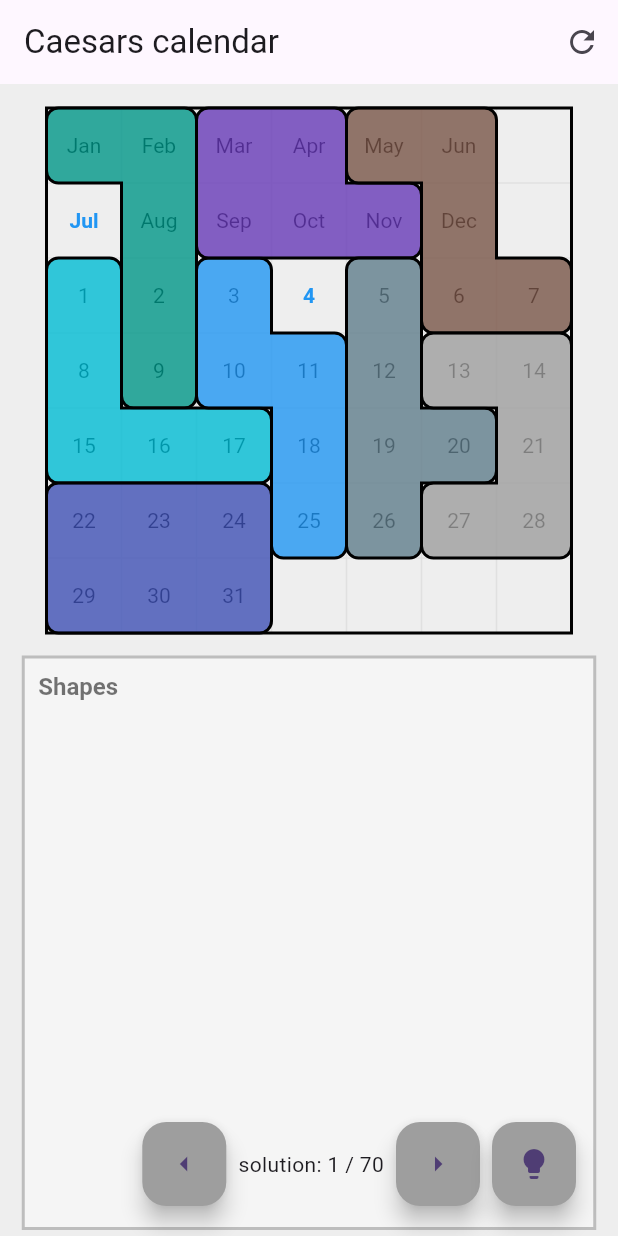
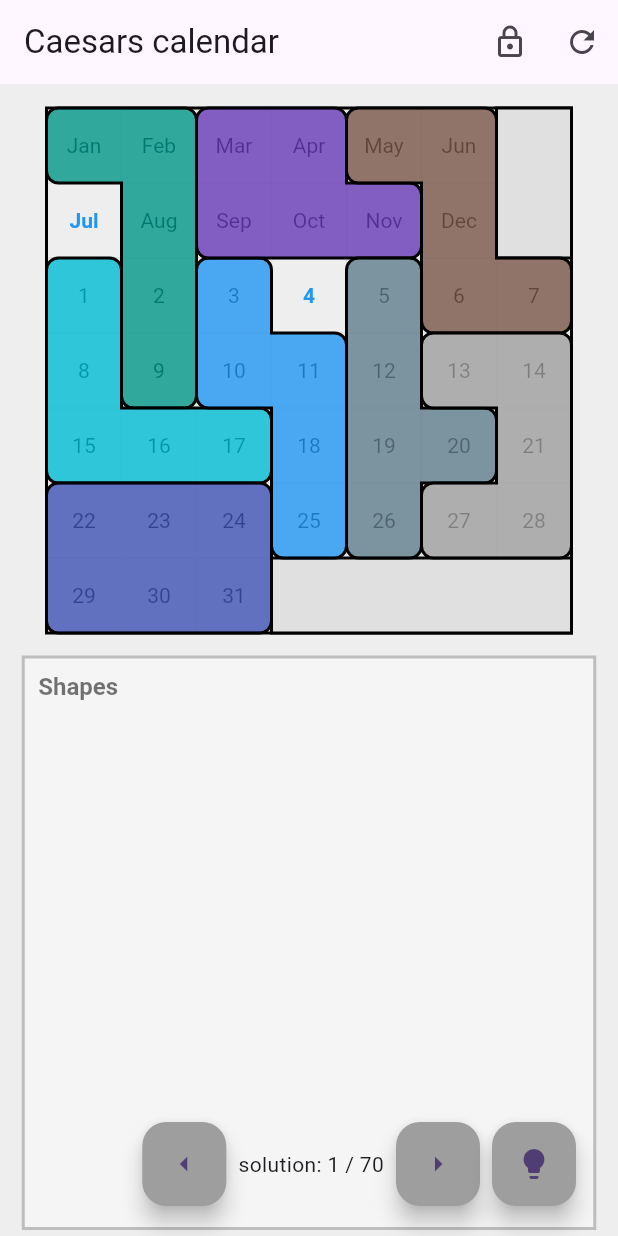
Before and after one commit to PeterOmbodi/caesar-s_calendar, a Flutter app: the screen it shows after launch, after a tap on the "lightbulb" icon, on a phone screen of 412 x 824 dp. Run offline on Flutter 3.47's test engine with Material 3 defaults, Android fonts, the phone set to English and light mode, and no system bars; our stand-ins replace bloc, flutter_bloc, freezed_annotation, get_it, injectable; generated files the repository leaves out were written again.

Commit message:
fix handling forbidden shapes lock/unlock forbidden shapes allow to change place for unlocked forbidden shapes rename isDraggable to isForbidden

```diff
--- a/lib/domain/algorithms/dancing_links/puzzle_solver.dart
+++ b/lib/domain/algorithms/dancing_links/puzzle_solver.dart
@@ -15,28 +15,23 @@ class PuzzleSolver {
   final PuzzleGrid grid;
   final List<PuzzlePieceDto> pieces;
   final DateTime date;
+  late Iterable<Cell> forbiddenCells;
 
   PuzzleSolver({
     required this.grid,
     required this.pieces,
     required this.date,
-  });
+  }) : forbiddenCells = pieces.where((e) => e.isForbidden).map((e) => e.cells).expand((e) => e);
 
   /// Build the list of constraints (columns) for the exact cover problem.
   /// Here we assume that each grid cell (except those that must remain free) gets an identifier
   /// in the format "cell_r_c". Also, for each piece we add a constraint "piece_<id>".
   List<String> buildConstraints() {
     List<String> constraints = [];
-
     var cellIndex = 0;
     for (int row = 0; row < grid.rows; row++) {
       for (int column = 0; column < grid.columns; column++) {
-        if ((row == 0 && column == 6) ||
-            (row == 1 && column == 6) ||
-            (row == 6 && column == 3) ||
-            (row == 6 && column == 4) ||
-            (row == 6 && column == 5) ||
-            (row == 6 && column == 6)) {
+        if (forbiddenCells.contains(Cell(row, column))) {
           continue;
         }
         final isTodayLabel = cellIndex < 12 && date.month == cellIndex + 1 || cellIndex - 11 == date.day;
@@ -46,7 +41,7 @@ class PuzzleSolver {
         cellIndex++;
       }
     }
-    for (var piece in pieces.where((p) => p.isDraggable)) {
+    for (var piece in pieces.where((p) => !p.isForbidden)) {
       constraints.add('piece_${piece.id}');
     }
     return constraints;
@@ -55,11 +50,11 @@ class PuzzleSolver {
   /// Generate candidate placements for a given puzzle piece.
   List<PlacementDto> generatePlacementsForPiece(PuzzlePieceDto piece) {
     List<PlacementDto> placements = [];
-    final Set<Cell> forbidden = buildForbiddenCells();
+    final Set<Cell> forbidden = forbiddenCells.toSet();
     final Set<Cell> dateCells = buildDateCells();
     final Set<String> placementSignatures = {};
     // debugPrint('generatePlacementsForPiece, forbidden: $forbidden');
-    // debugPrint('generatePlacementsForPiece, free: $dateCells');
+    // debugPrint('generatePlacementsForPiece, dateCells: $dateCells');
     for (int rot = 0; rot < 4; rot++) {
       for (bool flip in [false, true]) {
         for (int row = 0; row < grid.rows; row++) {
@@ -86,30 +81,13 @@ class PuzzleSolver {
     return placements;
   }
 
-  /// Build a set of forbidden cells.
-  Set<Cell> buildForbiddenCells() {
-    Set<Cell> forbidden = {};
-    for (var item in pieces.where((e) => !e.isDraggable)) {
-      for (var cell in item.cells) {
-        forbidden.add(cell);
-      }
-    }
-    return forbidden;
-  }
-
   /// Build a set of cells that must remain free
   Set<Cell> buildDateCells() {
     Set<Cell> free = {};
     var cellIndex = 0;
     for (int row = 0; row < grid.rows; row++) {
       for (int column = 0; column < grid.columns; column++) {
-        if ((row == 0 && column == 6) ||
-            (row == 1 && column == 6) ||
-            (row == 6 && column == 3) ||
-            (row == 6 && column == 4) ||
-            (row == 6 && column == 5) ||
-            (row == 6 && column == 6)) {
-          //todo could be used instead buildForbiddenCells?
+        if (forbiddenCells.contains(Cell(row, column))) {
           continue;
         }
         final isTodayLabel = cellIndex < 12 && date.month == cellIndex + 1 || cellIndex - 11 == date.day;
@@ -128,7 +106,7 @@ class PuzzleSolver {
     List<String> constraints = buildConstraints();
     var universe = DlxUniverse(constraints);
     final idToPlacement = <String, PlacementDto>{};
-    for (var piece in pieces.where((item) => item.isDraggable)) {
+    for (var piece in pieces.where((item) => !item.isForbidden)) {
       List<PlacementDto> placements = generatePlacementsForPiece(piece);
       for (var placement in placements) {
         idToPlacement[placement.id] = placement;
--- a/lib/domain/entities/puzzle_piece.dart
+++ b/lib/domain/entities/puzzle_piece.dart
@@ -12,7 +12,7 @@ class PuzzlePiece {
   double rotation;
   bool isFlipped;
   final double borderRadius;
-  final bool isDraggable;
+  final bool isForbidden;
 
   PuzzlePiece({
     required Path path,
@@ -23,7 +23,7 @@ class PuzzlePiece {
     required this.centerPoint,
     this.isFlipped = false,
     this.borderRadius = 8.0,
-    this.isDraggable = true,
+    this.isForbidden = false,
   }) : originalPath = path;
 
   void mirror() {
@@ -165,7 +165,7 @@ class PuzzlePiece {
     Offset? newPosition,
     double? newRotation,
     bool? newIsFlipped,
-    bool? newIsDraggable,
+    bool? newIsForbidden,
   }) {
     return PuzzlePiece(
       path: originalPath,
@@ -176,7 +176,7 @@ class PuzzlePiece {
       centerPoint: centerPoint,
       isFlipped: newIsFlipped ?? isFlipped,
       borderRadius: borderRadius,
-      isDraggable: newIsDraggable ?? isDraggable,
+      isForbidden: newIsForbidden ?? isForbidden,
     );
   }
 
--- a/lib/infrastructure/dancing_links/dancing_links_solver_impl.dart
+++ b/lib/infrastructure/dancing_links/dancing_links_solver_impl.dart
@@ -17,8 +17,8 @@ class DancingLinksSolverImpl implements PuzzleSolverService {
         .map((p) => PuzzlePieceDto(
             id: p.id,
             relativeCells: p.relativeCells.map((c) => [c.row, c.col]).toList(),
-            isDraggable: p.isDraggable,
-            cells: p.isDraggable ? {} : p.cells(grid.origin, grid.cellSize)))
+            isForbidden: p.isForbidden,
+            cells: !p.isForbidden ? {} : p.cells(grid.origin, grid.cellSize)))
         .toList();
     final solver = PuzzleSolver(
       grid: grid,
--- a/lib/infrastructure/dto/puzzle_piece_dto.dart
+++ b/lib/infrastructure/dto/puzzle_piece_dto.dart
@@ -3,28 +3,27 @@ import 'package:caesar_puzzle/core/models/cell.dart';
 class PuzzlePieceDto {
   final String id;
   final List<List<int>> relativeCells;
-  final bool isDraggable;
-  //todo for now cells are using to determinate !isDraggable pieces only
+  final bool isForbidden;
   final Set<Cell> cells;
 
   PuzzlePieceDto({
     required this.id,
     required this.relativeCells,
-    required this.isDraggable,
+    required this.isForbidden,
     required this.cells,
   });
 
   Map<String, dynamic> toMap() => {
     'id': id,
     'relativeCells': relativeCells,
-    'isDraggable': isDraggable,
+    'isForbidden': isForbidden,
     'cells': cells.map((c) => c.toMap()).toList(),
   };
 
   static PuzzlePieceDto fromMap(Map<String, dynamic> map) => PuzzlePieceDto(
     id: map['id'],
     relativeCells: (map['relativeCells'] as List).map<List<int>>((e) => List<int>.from(e)).toList(),
-    isDraggable: map['isDraggable'],
+    isForbidden: map['isForbidden'],
     cells: (map['cells'] as List).map((e) => Cell.fromMap(Map<String, dynamic>.from(e))).toSet(),
   );
 }
--- a/lib/presentation/pages/puzzle/bloc/puzzle_bloc.dart
+++ b/lib/presentation/pages/puzzle/bloc/puzzle_bloc.dart
@@ -18,8 +18,15 @@ part 'puzzle_state.dart';
 class PuzzleBloc extends Bloc<PuzzleEvent, PuzzleState> {
   static const double collisionTolerance = 2;
 
-  PuzzleBloc(final Size screenSize) : super(PuzzleState.initial(screenSize)) {
-    on<_Reset>((event, emit) => emit(PuzzleState.initial(screenSize)));
+  PuzzleBloc(final Size screenSize) : super(PuzzleState.initial(screenSize, [])) {
+    on<_Reset>(
+      (event, emit) => emit(
+        PuzzleState.initial(
+          screenSize,
+          state.isUnlockedForbiddenCells ? [] : state.pieces[PieceZone.grid]!.where((e) => e.isForbidden),
+        ),
+      ),
+    );
     on<_OnTapDown>(_onTapDown);
     on<_OnTapUp>(_onTapUp);
     on<_OnPanStart>(_onPanStart);
@@ -30,6 +37,8 @@ class PuzzleBloc extends Bloc<PuzzleEvent, PuzzleState> {
     on<_Solve>(_solve);
     on<_SetSolvingResults>(_setSolvingResults);
     on<_ShowSolution>(_showSolution);
+    on<_ChangeForbiddenCellsMode>(
+        (event, emit) => emit(state.copyWith(isUnlockedForbiddenCells: !state.isUnlockedForbiddenCells)));
   }
 
   PuzzlePiece? _findPieceAtPosition(Offset position) => state.pieces.values.expand((e) => e).firstWhereOrNull(
@@ -155,7 +164,7 @@ class PuzzleBloc extends Bloc<PuzzleEvent, PuzzleState> {
 
   FutureOr<void> _onTapDown(_OnTapDown event, Emitter<PuzzleState> emit) {
     final piece = _findPieceAtPosition(event.localPosition);
-    if (piece != null) {
+    if (piece != null && (!piece.isForbidden || state.isUnlockedForbiddenCells)) {
       emit(state.copyWith(selectedPiece: piece));
     }
   }
@@ -181,7 +190,7 @@ class PuzzleBloc extends Bloc<PuzzleEvent, PuzzleState> {
 
   FutureOr<void> _onPanStart(_OnPanStart event, Emitter<PuzzleState> emit) {
     final piece = _findPieceAtPosition(event.localPosition);
-    if (piece != null && piece.isDraggable) {
+    if (piece != null && (!piece.isForbidden || state.isUnlockedForbiddenCells)) {
       final pieces = Map<PieceZone, List<PuzzlePiece>>.from(state.pieces);
       final boardPieces = state.pieces[PieceZone.board];
       final boardIndex = boardPieces?.indexWhere((item) => item.id == piece.id) ?? -1;
@@ -358,7 +367,7 @@ class PuzzleBloc extends Bloc<PuzzleEvent, PuzzleState> {
 
   FutureOr<void> _onDoubleTapDown(_OnDoubleTapDown event, Emitter<PuzzleState> emit) {
     final piece = _findPieceAtPosition(event.localPosition);
-    if (piece != null) {
+    if (piece != null && (!piece.isForbidden || state.isUnlockedForbiddenCells)) {
       final flippedPiece = piece.copyWith(newIsFlipped: !piece.isFlipped);
       debugPrint('Flipping piece ${piece.id}: ${piece.isFlipped} -> ${flippedPiece.isFlipped}');
       emit(
@@ -384,7 +393,7 @@ class PuzzleBloc extends Bloc<PuzzleEvent, PuzzleState> {
 
   FutureOr<void> _setSolvingResults(_SetSolvingResults event, Emitter<PuzzleState> emit) {
     emit(state.copyWith(isSolving: false, solutions: event.solutions));
-    for (final solution in event.solutions){
+    for (final solution in event.solutions) {
       debugPrint('sol: $solution');
     }
     if (event.solutions.isNotEmpty) {
@@ -411,7 +420,7 @@ class PuzzleBloc extends Bloc<PuzzleEvent, PuzzleState> {
       ...state.pieces[PieceZone.board]!,
     ];
     final solutionIds = state.solutions[event.index];
-    final gridPieces = <PuzzlePiece>[];
+    final gridPieces = state.pieces[PieceZone.grid]!.where((e) => e.isForbidden).toList();
     for (var solution in solutionIds) {
       final params = _parsePlacementId(solution);
       if (params == null) continue;
--- a/lib/presentation/pages/puzzle/bloc/puzzle_event.dart
+++ b/lib/presentation/pages/puzzle/bloc/puzzle_event.dart
@@ -14,4 +14,5 @@ sealed class PuzzleEvent with _$PuzzleEvent {
   const factory PuzzleEvent.solve() = _Solve;
   const factory PuzzleEvent.setSolvingResults(List<List<String>> solutions) = _SetSolvingResults;
   const factory PuzzleEvent.showSolution(int index) = _ShowSolution;
+  const factory PuzzleEvent.changeForbiddenCellsMode() = _ChangeForbiddenCellsMode;
 }
--- a/lib/presentation/pages/puzzle/bloc/puzzle_state.dart
+++ b/lib/presentation/pages/puzzle/bloc/puzzle_state.dart
@@ -11,7 +11,7 @@ enum GameStatus {
 
 @freezed
 abstract class PuzzleState with _$PuzzleState {
-  factory PuzzleState.initial(final Size screenSize) {
+  factory PuzzleState.initial(final Size screenSize, final Iterable<PuzzlePiece> forbiddenPieces) {
     double calcCellSize(final Size screenSize) {
       final floored = (screenSize.width / 8).floor();
       return floored.isEven ? floored.toDouble() : floored - 1.0;
@@ -189,7 +189,7 @@ abstract class PuzzleState with _$PuzzleState {
         path: uShape,
         color: pieceColors[4],
         id: 'U-Shape',
-        position: Offset(initialX + cellXOffset+ extraX, initialY + cellSize * 3),
+        position: Offset(initialX + cellXOffset + extraX, initialY + cellSize * 3),
         centerPoint: Offset(cellSize, cellSize),
       ),
       PuzzlePiece(
@@ -215,7 +215,9 @@ abstract class PuzzleState with _$PuzzleState {
       ),
     ];
 
-    final gridPieces = [
+    final gridPieces = forbiddenPieces.isNotEmpty
+        ? forbiddenPieces.toList()
+        : [
             PuzzlePiece(
               path: zone1,
               color: Colors.grey.shade300,
@@ -223,7 +225,7 @@ abstract class PuzzleState with _$PuzzleState {
               position: Offset(gridConfig.origin.dx + cellSize * 6, gridConfig.origin.dy),
               centerPoint: Offset(cellSize, cellSize),
               borderRadius: 0,
-        isDraggable: false,
+              isForbidden: true,
             ),
             PuzzlePiece(
               path: zone2,
@@ -232,7 +234,7 @@ abstract class PuzzleState with _$PuzzleState {
               position: Offset(gridConfig.origin.dx + cellSize * 3, gridConfig.origin.dy + cellSize * 6),
               centerPoint: Offset(cellSize, cellSize),
               borderRadius: 0,
-        isDraggable: false,
+              isForbidden: true,
             ),
           ];
     return PuzzleState(
@@ -251,6 +253,7 @@ abstract class PuzzleState with _$PuzzleState {
       isSolving: false,
       showPreview: false,
       previewCollision: false,
+      isUnlockedForbiddenCells: false,
     );
   }
 
@@ -271,5 +274,6 @@ abstract class PuzzleState with _$PuzzleState {
     required bool isSolving,
     required bool showPreview,
     required bool previewCollision,
+    required bool isUnlockedForbiddenCells,
   }) = _PuzzleState;
 }
--- a/lib/presentation/pages/puzzle/puzzle_view.dart
+++ b/lib/presentation/pages/puzzle/puzzle_view.dart
@@ -13,6 +13,12 @@ class PuzzleView extends StatelessWidget {
       appBar: AppBar(
         title: const Text('Caesars calendar'),
         actions: [
+          IconButton(
+            icon: BlocBuilder<PuzzleBloc, PuzzleState>(
+                builder: (context, state) =>
+                    Icon(state.isUnlockedForbiddenCells ? Icons.lock_open_outlined : Icons.lock_outlined)),
+            onPressed: () => context.read<PuzzleBloc>().add(PuzzleEvent.changeForbiddenCellsMode()),
+          ),
           IconButton(
             icon: const Icon(Icons.refresh),
             onPressed: () => context.read<PuzzleBloc>().add(PuzzleEvent.reset()),
--- a/lib/presentation/widgets/puzzle_board_painter.dart
+++ b/lib/presentation/widgets/puzzle_board_painter.dart
@@ -1,3 +1,4 @@
+import 'package:caesar_puzzle/core/models/cell.dart';
 import 'package:caesar_puzzle/domain/entities/puzzle_board.dart';
 import 'package:caesar_puzzle/domain/entities/puzzle_grid.dart';
 import 'package:caesar_puzzle/domain/entities/puzzle_piece.dart';
@@ -98,19 +99,16 @@ class PuzzleBoardPainter extends CustomPainter {
   void _drawLabels(Canvas canvas) {
     final today = DateTime.now();
 
+    final forbiddenCells = pieces.where((e) => e.isForbidden).map((e) => e.cells(grid.origin, grid.cellSize)).expand((e) => e);
+
     var cellIndex = 0;
-    for (int iy = 0; iy < grid.rows; iy++) {
-      final y = grid.origin.dy + iy * grid.cellSize;
-      for (int ix = 0; ix < grid.columns; ix++) {
-        if ((iy == 0 && ix == 6) ||
-            (iy == 1 && ix == 6) ||
-            (iy == 6 && ix == 3) ||
-            (iy == 6 && ix == 4) ||
-            (iy == 6 && ix == 5) ||
-            (iy == 6 && ix == 6)) {
+    for (int row = 0; row < grid.rows; row++) {
+      final y = grid.origin.dy + row * grid.cellSize;
+      for (int column = 0; column < grid.columns; column++) {
+        if (forbiddenCells.contains(Cell(row, column))) {
           continue;
         }
-        final x = grid.origin.dx + ix * grid.cellSize;
+        final x = grid.origin.dx + column * grid.cellSize;
         final textPainter = TextPainter(
           text: _getCellTextSpan(cellIndex, today),
           textDirection: TextDirection.ltr,
```
Lines whose indentation alone changed are shown as unchanged.
